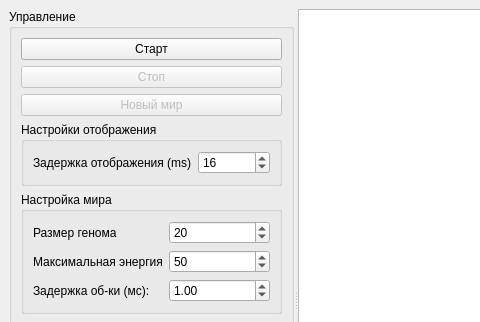
This is mainwindow.ui in TomasGlgg/QGenetic as Qt 5 draws it before an edit; both pictures show x 0 to 480 and y 0 to 322 of the 800 by 600 pixel window. The edited form follows.
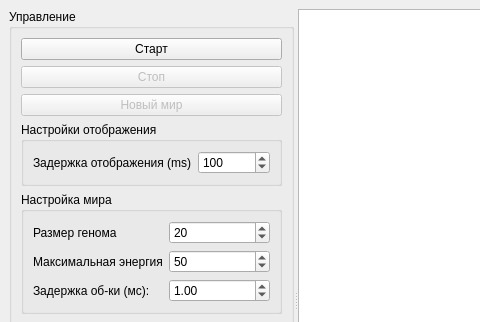
This is the edited form.

Diff of the .ui file:
```diff
--- a/mainwindow.ui
+++ b/mainwindow.ui
@@ -89,7 +89,7 @@
               <number>1000</number>
              </property>
              <property name="value">
-              <number>16</number>
+              <number>100</number>
              </property>
             </widget>
            </item>
```
